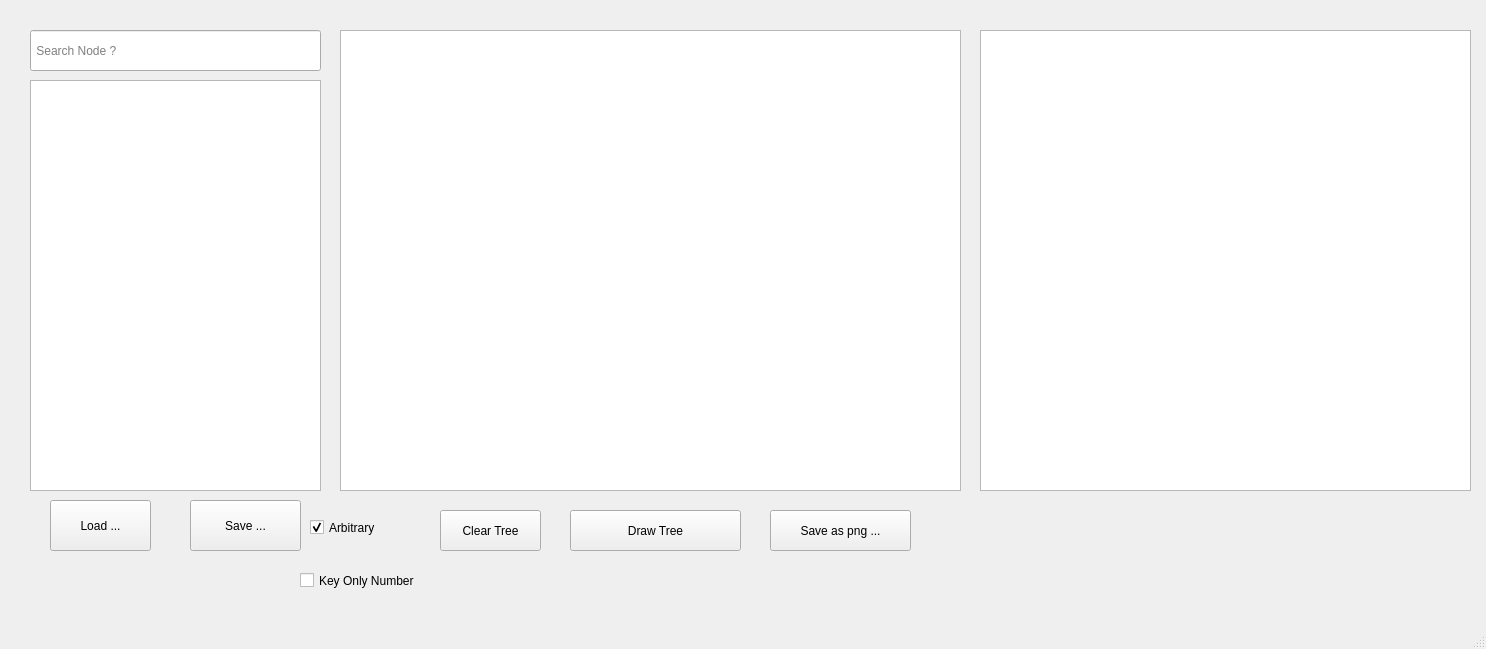
First picture: the form in cpp/qt/BuildTree/GraphicTree/NormalTree/SuperTreeEditor/mainwindow.ui, repository EdisoNewtong/Vector, before the edit.
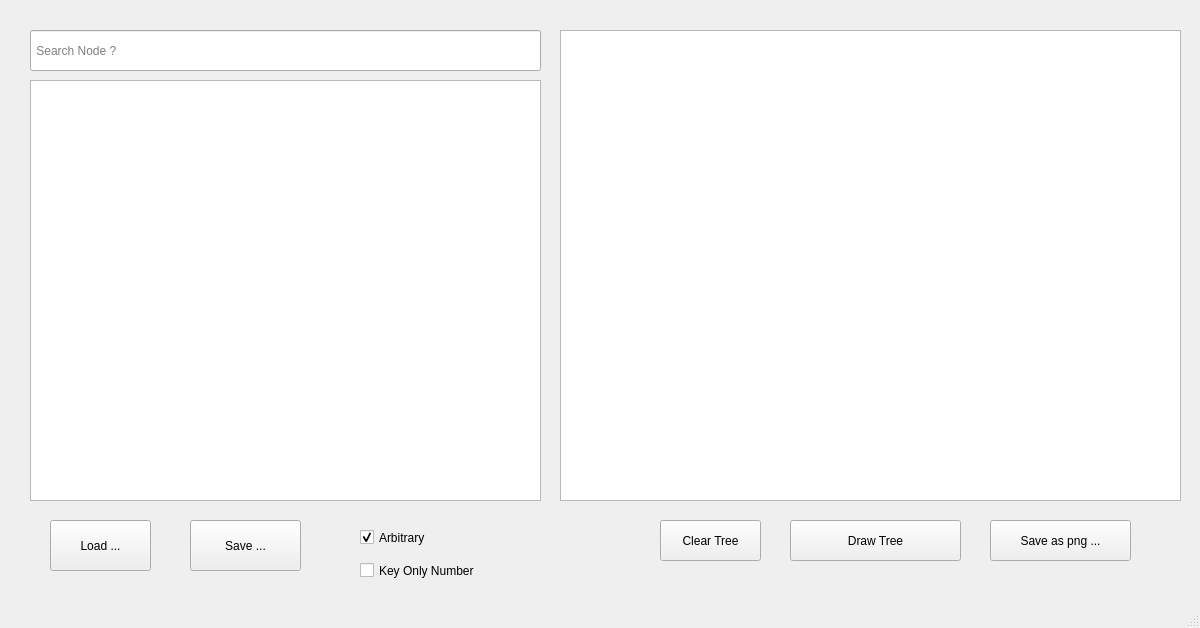
Second picture: the form after the edit. Custom widgets are drawn as their Qt base class.

Commit message: [dev qt/SuperTreeEditor ] adjust UI  widget position

Diff of the .ui file:
```diff
--- a/cpp/qt/BuildTree/GraphicTree/NormalTree/SuperTreeEditor/mainwindow.ui
+++ b/cpp/qt/BuildTree/GraphicTree/NormalTree/SuperTreeEditor/mainwindow.ui
@@ -6,8 +6,8 @@
    <rect>
     <x>0</x>
     <y>0</y>
-    <width>1486</width>
-    <height>649</height>
+    <width>1200</width>
+    <height>628</height>
    </rect>
   </property>
   <property name="windowTitle">
@@ -19,8 +19,8 @@
      <rect>
       <x>30</x>
       <y>80</y>
-      <width>291</width>
-      <height>411</height>
+      <width>511</width>
+      <height>421</height>
      </rect>
     </property>
     <property name="sizeAdjustPolicy">
@@ -36,18 +36,18 @@
    <widget class="QGraphicsView" name="graphicsView">
     <property name="geometry">
      <rect>
-      <x>340</x>
+      <x>560</x>
       <y>30</y>
       <width>621</width>
-      <height>461</height>
+      <height>471</height>
      </rect>
     </property>
    </widget>
    <widget class="QPushButton" name="clearTreeBtn">
     <property name="geometry">
      <rect>
-      <x>440</x>
-      <y>510</y>
+      <x>660</x>
+      <y>520</y>
       <width>101</width>
       <height>41</height>
      </rect>
@@ -59,8 +59,8 @@
    <widget class="QPushButton" name="drawTreeBtn">
     <property name="geometry">
      <rect>
-      <x>570</x>
-      <y>510</y>
+      <x>790</x>
+      <y>520</y>
       <width>171</width>
       <height>41</height>
      </rect>
@@ -72,8 +72,8 @@
    <widget class="QPushButton" name="saveAsPngBtn">
     <property name="geometry">
      <rect>
-      <x>770</x>
-      <y>510</y>
+      <x>990</x>
+      <y>520</y>
       <width>141</width>
       <height>41</height>
      </rect>
@@ -87,7 +87,7 @@
      <rect>
       <x>30</x>
       <y>30</y>
-      <width>291</width>
+      <width>511</width>
       <height>41</height>
      </rect>
     </property>
@@ -99,7 +99,7 @@
     <property name="geometry">
      <rect>
       <x>50</x>
-      <y>500</y>
+      <y>520</y>
       <width>101</width>
       <height>51</height>
      </rect>
@@ -112,7 +112,7 @@
     <property name="geometry">
      <rect>
       <x>190</x>
-      <y>500</y>
+      <y>520</y>
       <width>111</width>
       <height>51</height>
      </rect>
@@ -121,22 +121,12 @@
      <string>Save ...</string>
     </property>
    </widget>
-   <widget class="SuperTextEdit" name="textEdit">
-    <property name="geometry">
-     <rect>
-      <x>980</x>
-      <y>30</y>
-      <width>491</width>
-      <height>461</height>
-     </rect>
-    </property>
-   </widget>
    <widget class="QCheckBox" name="checkBoxOption0">
     <property name="geometry">
      <rect>
-      <x>300</x>
-      <y>560</y>
-      <width>231</width>
+      <x>360</x>
+      <y>550</y>
+      <width>171</width>
       <height>41</height>
      </rect>
     </property>
@@ -147,8 +137,8 @@
    <widget class="QCheckBox" name="checkBoxRestriction">
     <property name="geometry">
      <rect>
-      <x>310</x>
-      <y>510</y>
+      <x>360</x>
+      <y>520</y>
       <width>127</width>
       <height>35</height>
      </rect>
@@ -169,11 +159,6 @@
    <extends>QTableView</extends>
    <header>TreeView.h</header>
   </customwidget>
-  <customwidget>
-   <class>SuperTextEdit</class>
-   <extends>QPlainTextEdit</extends>
-   <header>SuperTextEdit.h</header>
-  </customwidget>
  </customwidgets>
  <resources/>
  <connections/>
```
